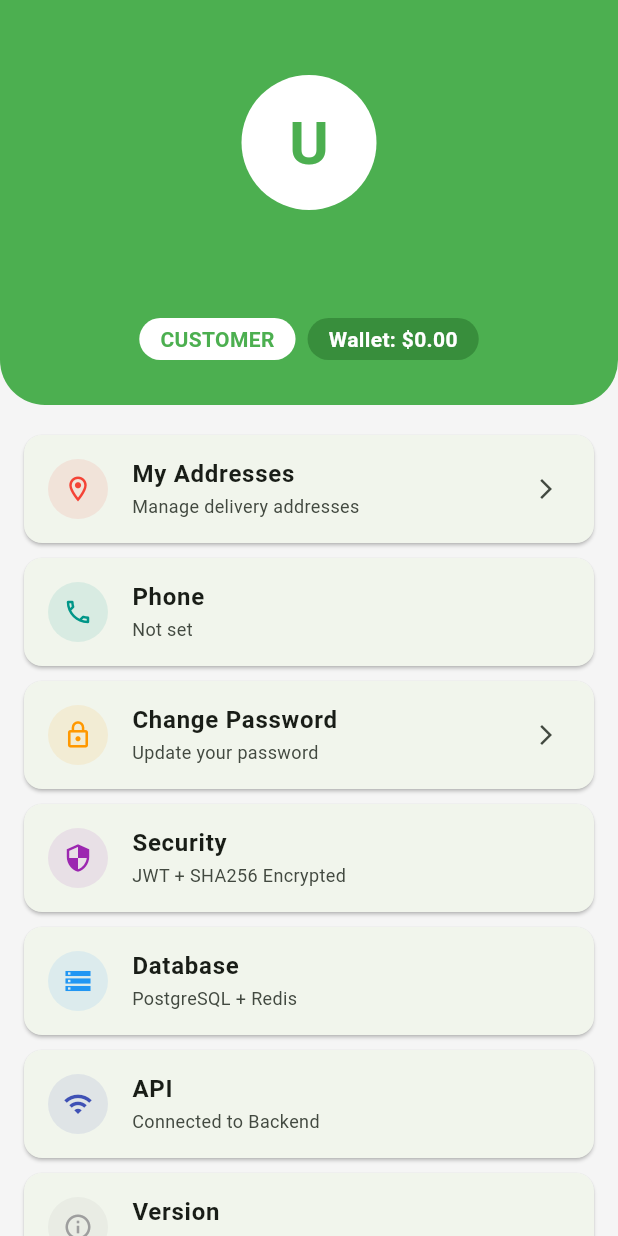
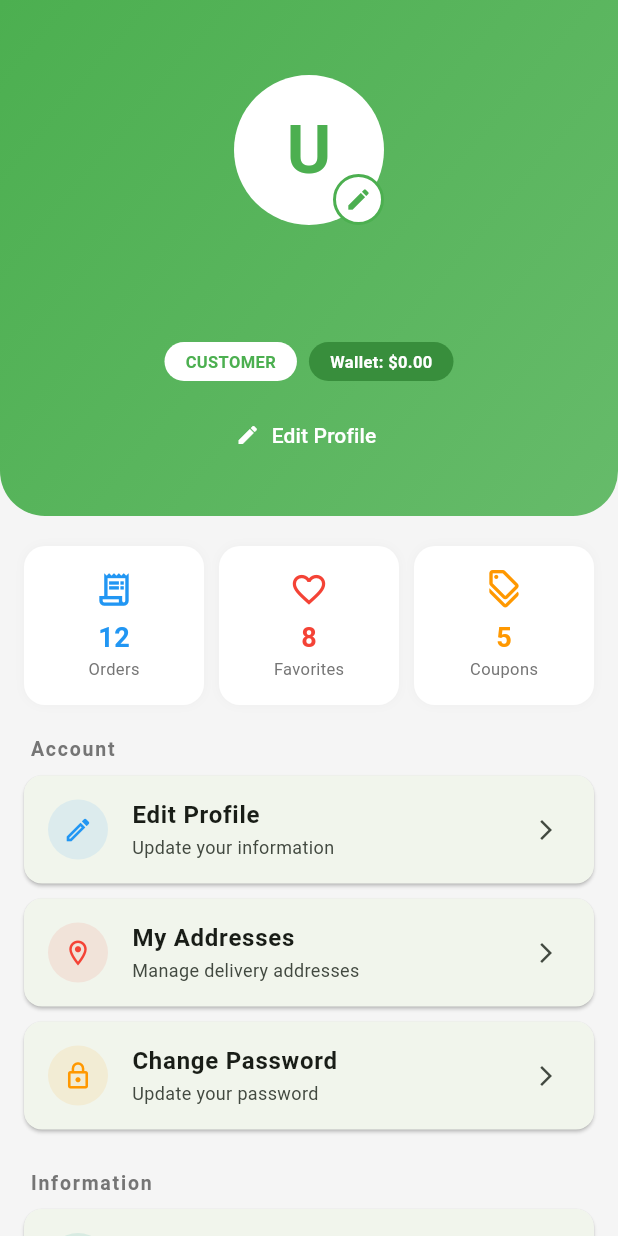
Before and after one commit to kamroon93100/grocery-app, a Flutter app: the ProfileScreen screen opened directly, on a phone screen of 412 x 824 dp. Run offline on Flutter 3.47's test engine with Material 3 defaults, Android fonts, the phone set to English and light mode, and no system bars; our stand-ins replace flutter_local_notifications, shared_preferences, sqflite; accounts and stored records are empty.

Commit message:
Connected to live Railway backend

```diff
--- a/lib/constants/api_constants.dart
+++ b/lib/constants/api_constants.dart
@@ -1,7 +1,9 @@
 class ApiConstants {
-  // YOUR PC IP - Auto detected
-  static const String baseUrl    = 'http://192.168.1.40:5000/api/v1';
-  static const String socketUrl  = 'http://192.168.1.40:5000';
+  // ========================================
+  // 🌐 PRODUCTION URL - Railway Cloud
+  // ========================================
+  static const String baseUrl   = 'https://grocery-backend-production-ded1.up.railway.app/api/v1';
+  static const String socketUrl = 'https://grocery-backend-production-ded1.up.railway.app';
 
   // Auth
   static const String login           = '/auth/login';
--- a/lib/main.dart
+++ b/lib/main.dart
@@ -5,10 +5,15 @@ import 'providers/cart_provider.dart';
 import 'providers/product_provider.dart';
 import 'providers/order_provider.dart';
 import 'providers/address_provider.dart';
+import 'services/notification_service.dart';
 import 'screens/splash_screen.dart';
 
 void main() async {
   WidgetsFlutterBinding.ensureInitialized();
+
+  // Initialize notifications
+  await NotificationService().init();
+
   runApp(const GroceryApp());
 }
 
--- a/lib/screens/profile/profile_screen.dart
+++ b/lib/screens/profile/profile_screen.dart
@@ -3,6 +3,7 @@ import 'package:provider/provider.dart';
 import '../../providers/auth_provider.dart';
 import '../auth/login_screen.dart';
 import '../address/address_screen.dart';
+import 'profile_edit_screen.dart';
 
 class ProfileScreen extends StatefulWidget {
   const ProfileScreen({super.key});
@@ -25,27 +26,34 @@ class _ProfileScreenState extends State<ProfileScreen> {
     showDialog(
       context: context,
       builder: (_) => AlertDialog(
-        title: const Text('Change Password'),
+        shape: RoundedRectangleBorder(borderRadius: BorderRadius.circular(16)),
+        title: const Row(
+          children: [
+            Icon(Icons.lock_outline, color: Colors.green),
+            SizedBox(width: 10),
+            Text('Change Password'),
+          ],
+        ),
         content: Column(
           mainAxisSize: MainAxisSize.min,
           children: [
             TextField(
               controller:  _oldPassCtrl,
               obscureText: true,
-              decoration: const InputDecoration(
+              decoration: InputDecoration(
                 labelText:  'Current Password',
-                border:     OutlineInputBorder(),
-                prefixIcon: Icon(Icons.lock_outline),
+                border: OutlineInputBorder(borderRadius: BorderRadius.circular(10)),
+                prefixIcon: const Icon(Icons.lock_outline),
               ),
             ),
             const SizedBox(height: 12),
             TextField(
               controller:  _newPassCtrl,
               obscureText: true,
-              decoration: const InputDecoration(
+              decoration: InputDecoration(
                 labelText:  'New Password',
-                border:     OutlineInputBorder(),
-                prefixIcon: Icon(Icons.lock_outline),
+                border: OutlineInputBorder(borderRadius: BorderRadius.circular(10)),
+                prefixIcon: const Icon(Icons.lock_outline),
               ),
             ),
           ],
@@ -79,7 +87,7 @@ class _ProfileScreenState extends State<ProfileScreen> {
                 ScaffoldMessenger.of(context).showSnackBar(
                   SnackBar(
                     content: Text(result['success'] == true
-                        ? 'Password changed!' : result['message'] ?? 'Failed'),
+                        ? '✅ Password changed!' : result['message'] ?? 'Failed'),
                     backgroundColor: result['success'] == true
                         ? Colors.green : Colors.red,
                   ),
@@ -101,12 +109,16 @@ class _ProfileScreenState extends State<ProfileScreen> {
       body: SingleChildScrollView(
         child: Column(
           children: [
-            // Header
+            // Header with Edit Button
             Container(
               width:   double.infinity,
               padding: const EdgeInsets.fromLTRB(20, 50, 20, 30),
               decoration: const BoxDecoration(
-                color: Colors.green,
+                gradient: LinearGradient(
+                  begin: Alignment.topLeft,
+                  end:   Alignment.bottomRight,
+                  colors: [Colors.green, Color(0xFF66BB6A)],
+                ),
                 borderRadius: BorderRadius.only(
                   bottomLeft:  Radius.circular(30),
                   bottomRight: Radius.circular(30),
@@ -114,45 +126,66 @@ class _ProfileScreenState extends State<ProfileScreen> {
               ),
               child: Column(
                 children: [
+                  Stack(
+                    children: [
                       CircleAvatar(
-                    radius:          45,
+                        radius:          50,
                         backgroundColor: Colors.white,
                         child: Text(
                           auth.userName.isNotEmpty
                               ? auth.userName[0].toUpperCase() : 'U',
                           style: const TextStyle(
-                        fontSize:   40, color: Colors.green,
-                        fontWeight: FontWeight.bold),
+                            fontSize:   45,
+                            color:      Colors.green,
+                            fontWeight: FontWeight.bold)),
+                      ),
+                      Positioned(
+                        bottom: 0, right: 0,
+                        child: GestureDetector(
+                          onTap: () => Navigator.push(context,
+                            MaterialPageRoute(builder: (_) => const ProfileEditScreen())),
+                          child: Container(
+                            padding: const EdgeInsets.all(6),
+                            decoration: BoxDecoration(
+                              color:  Colors.white,
+                              shape:  BoxShape.circle,
+                              border: Border.all(color: Colors.green, width: 2),
+                            ),
+                            child: const Icon(Icons.edit,
+                              color: Colors.green, size: 18),
                           ),
                         ),
-                  const SizedBox(height: 12),
+                      ),
+                    ],
+                  ),
+                  const SizedBox(height: 14),
                   Text(auth.userName,
-                    style: const TextStyle(fontSize: 22,
-                      fontWeight: FontWeight.bold, color: Colors.white)),
+                    style: const TextStyle(
+                      fontSize: 22, fontWeight: FontWeight.bold,
+                      color: Colors.white)),
                   Text(auth.userEmail,
                     style: const TextStyle(color: Colors.white70, fontSize: 14)),
-                  const SizedBox(height: 8),
+                  const SizedBox(height: 12),
                   Row(
                     mainAxisAlignment: MainAxisAlignment.center,
                     children: [
                       Container(
                         padding: const EdgeInsets.symmetric(
-                          horizontal: 14, vertical: 4),
+                          horizontal: 14, vertical: 5),
                         decoration: BoxDecoration(
                           color:        Colors.white,
                           borderRadius: BorderRadius.circular(20),
                         ),
-                        child: Text(
-                          auth.userRole.toUpperCase(),
+                        child: Text(auth.userRole.toUpperCase(),
                           style: const TextStyle(
                             color:      Colors.green,
-                            fontWeight: FontWeight.bold),
-                        ),
+                            fontWeight: FontWeight.bold,
+                            fontSize:   11)),
                       ),
                       const SizedBox(width: 8),
                       Container(
                         padding: const EdgeInsets.symmetric(
-                          horizontal: 14, vertical: 4),
+                          horizontal: 14, vertical: 5),
                         decoration: BoxDecoration(
                           color:        Colors.green.shade700,
                           borderRadius: BorderRadius.circular(20),
@@ -160,36 +193,74 @@ class _ProfileScreenState extends State<ProfileScreen> {
                         child: Text(
                           'Wallet: \$${auth.wallet.toStringAsFixed(2)}',
                           style: const TextStyle(
-                            color: Colors.white, fontWeight: FontWeight.bold),
-                        ),
+                            color:      Colors.white,
+                            fontWeight: FontWeight.bold,
+                            fontSize:   11)),
                       ),
                     ],
+                  ),
+                  const SizedBox(height: 12),
+                  TextButton.icon(
+                    icon:  const Icon(Icons.edit, color: Colors.white, size: 16),
+                    label: const Text('Edit Profile',
+                      style: TextStyle(color: Colors.white)),
+                    onPressed: () => Navigator.push(context,
+                      MaterialPageRoute(builder: (_) => const ProfileEditScreen())),
                   ),
                 ],
               ),
             ),
             const SizedBox(height: 20),
+
+            // Quick Stats
+            Padding(
+              padding: const EdgeInsets.symmetric(horizontal: 16),
+              child: Row(
+                children: [
+                  Expanded(child: _statCard(Icons.receipt_long_outlined,
+                    'Orders', '12', Colors.blue)),
+                  const SizedBox(width: 10),
+                  Expanded(child: _statCard(Icons.favorite_outline,
+                    'Favorites', '8', Colors.red)),
+                  const SizedBox(width: 10),
+                  Expanded(child: _statCard(Icons.discount_outlined,
+                    'Coupons', '5', Colors.orange)),
+                ],
+              ),
+            ),
+            const SizedBox(height: 20),
+
+            // Menu Items
             Padding(
               padding: const EdgeInsets.symmetric(horizontal: 16),
               child: Column(
                 children: [
+                  _section('Account'),
+                  _tile(Icons.edit_outlined, Colors.blue,
+                    'Edit Profile', 'Update your information',
+                    () => Navigator.push(context,
+                      MaterialPageRoute(builder: (_) => const ProfileEditScreen()))),
                   _tile(Icons.location_on_outlined, Colors.red,
                     'My Addresses', 'Manage delivery addresses',
                     () => Navigator.push(context,
                       MaterialPageRoute(builder: (_) => const AddressScreen()))),
-                  _tile(Icons.phone_outlined, Colors.teal,
-                    'Phone', auth.userPhone.isNotEmpty ? auth.userPhone : 'Not set', null),
                   _tile(Icons.lock_outline, Colors.orange,
                     'Change Password', 'Update your password',
                     () => _changePassword(context, auth)),
+
+                  const SizedBox(height: 16),
+                  _section('Information'),
+                  _tile(Icons.phone_outlined, Colors.teal,
+                    'Phone',
+                    auth.userPhone.isNotEmpty ? auth.userPhone : 'Not set',
+                    null),
                   _tile(Icons.security_outlined, Colors.purple,
                     'Security', 'JWT + SHA256 Encrypted', null),
-                  _tile(Icons.storage_outlined, Colors.blue,
+                  _tile(Icons.storage_outlined, Colors.indigo,
                     'Database', 'PostgreSQL + Redis', null),
-                  _tile(Icons.wifi_outlined, Colors.indigo,
-                    'API', 'Connected to Backend', null),
                   _tile(Icons.info_outline, Colors.grey,
-                    'Version', 'v2.0.0 - Full Stack', null),
+                    'App Version', 'v2.0.0 - Full Stack', null),
+
                   const SizedBox(height: 20),
                   SizedBox(
                     width:  double.infinity,
@@ -225,6 +296,42 @@ class _ProfileScreenState extends State<ProfileScreen> {
     );
   }
 
+  Widget _section(String title) {
+    return Padding(
+      padding: const EdgeInsets.fromLTRB(4, 0, 0, 8),
+      child: Align(
+        alignment: Alignment.centerLeft,
+        child: Text(title,
+          style: TextStyle(
+            color:      Colors.grey.shade600,
+            fontWeight: FontWeight.bold,
+            fontSize:   13,
+            letterSpacing: 1.2)),
+      ),
+    );
+  }
+
+  Widget _statCard(IconData icon, String label, String value, Color color) {
+    return Container(
+      padding: const EdgeInsets.all(16),
+      decoration: BoxDecoration(
+        color:        Colors.white,
+        borderRadius: BorderRadius.circular(14),
+        boxShadow: [BoxShadow(color: Colors.grey.shade200, blurRadius: 5)],
+      ),
+      child: Column(
+        children: [
+          Icon(icon, color: color, size: 26),
+          const SizedBox(height: 6),
+          Text(value,
+            style: TextStyle(fontSize: 18, fontWeight: FontWeight.bold, color: color)),
+          Text(label,
+            style: TextStyle(fontSize: 11, color: Colors.grey.shade600)),
+        ],
+      ),
+    );
+  }
+
   Widget _tile(IconData icon, Color color, String title,
     String subtitle, VoidCallback? onTap) {
     return Card(
--- a/pubspec.yaml
+++ b/pubspec.yaml
@@ -1,5 +1,5 @@
 name: grocery_local
-description: Complete Grocery Store App - COD + WhatsApp
+description: Complete Grocery Store App
 publish_to: 'none'
 version: 2.0.0+1
 
@@ -33,6 +33,9 @@ dependencies:
   # WhatsApp + Links
   url_launcher:       ^6.3.0
 
+  # Notifications
+  flutter_local_notifications: ^17.2.3
+
   # Utils
   intl:               ^0.19.0
   uuid:               ^4.5.1
```
Also changed, not shown: lib/screens/cart/cart_screen.dart (+6 -1 lines), lib/screens/profile/profile_edit_screen.dart (added, +222 -0 lines), lib/screens/splash_screen.dart (+11 -6 lines), lib/services/notification_service.dart (added, +145 -0 lines), pubspec.lock, 4 other files. Lines whose indentation alone changed are shown as unchanged.
